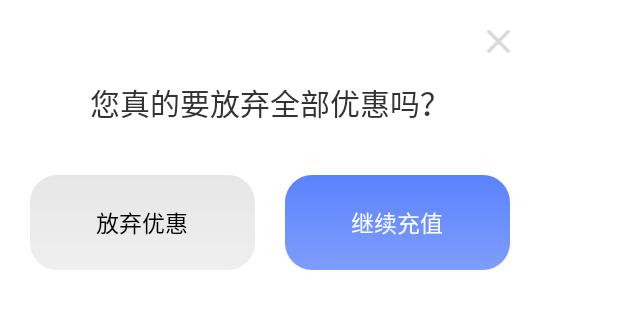
After one commit to yy042/Application1, an Android app: the layout layout_exit_popup.xml on its own in the app's theme, with its tools: preview values and no code run, on a phone screen of 412 x 824 dp. The commit adds this screen. Shown: the top 309 px of the screen. Run offline under Robolectric (Android 15) with nearby library versions, the phone set to English and light mode, and no system bars.

Commit message:
Click the return button on the toolbar, a dialog will pop up. The clickable area of this button has also been enlarged.

```diff
--- a/app/src/main/java/cn/edu/fzu/application1/MainActivity.kt
+++ b/app/src/main/java/cn/edu/fzu/application1/MainActivity.kt
@@ -1,6 +1,7 @@
 package cn.edu.fzu.application1
 
 import android.app.Activity
+import android.app.Dialog
 import android.content.Intent
 import android.os.Bundle
 import android.text.Editable
@@ -24,6 +25,7 @@ import androidx.recyclerview.widget.LinearLayoutManager
 import cn.edu.fzu.application1.adapter.*
 import cn.edu.fzu.application1.databinding.ActivityMainBinding
 import cn.edu.fzu.application1.entity.*
+import cn.edu.fzu.application1.util.ImmersiveToolbar
 import cn.edu.fzu.application1.util.MarqueeLayout
 import cn.edu.fzu.application1.util.Util.dpToPx
 import cn.edu.fzu.application1.util.Util.setStatusBarTextColor
@@ -62,6 +64,18 @@ class MainActivity : AppCompatActivity() {
         //设置标题栏
         binding.mainToolbar.setHorizontalPadding(12.dpToPx(this))
         binding.mainToolbar.setBarColor(R.color.bg_main,true)
+        binding.mainToolbar.setTitleText("")
+        binding.mainToolbar.setOnBackClickListener(object:ImmersiveToolbar.OnBackClickListener{
+            override fun onBackClick() {
+                // 创建一个Dialog对象
+                val dialog = Dialog(this@MainActivity)
+                // 调用setContentView方法，传入弹窗样式XML文件的id
+                dialog.setContentView(R.layout.layout_exit_popup)
+                // 调用show方法来显示弹窗
+                dialog.show()
+            }
+
+        })
 
         //设置RvServices
         rvServiceAdapter= RvServicesAdapter(R.layout.item_service,mutableListOf())
--- a/app/src/main/java/cn/edu/fzu/application1/util/ImmersiveToolbar.kt
+++ b/app/src/main/java/cn/edu/fzu/application1/util/ImmersiveToolbar.kt
@@ -4,13 +4,17 @@ package cn.edu.fzu.application1.util
 import android.annotation.SuppressLint
 import android.app.Activity
 import android.content.Context
+import android.graphics.Rect
 import android.util.AttributeSet
 import android.view.LayoutInflater
+import android.view.TouchDelegate
+import android.view.View
 import android.view.ViewGroup
 import androidx.appcompat.widget.Toolbar
 import cn.edu.fzu.application1.R
 import cn.edu.fzu.application1.databinding.IconTextviewBinding
 import cn.edu.fzu.application1.databinding.ImmersiveToolbarBinding
+import cn.edu.fzu.application1.util.Util.dpToPx
 import com.gyf.immersionbar.ImmersionBar
 
 // 定义一个自定义标题栏View类，继承自Toolbar
@@ -58,6 +62,26 @@ class ImmersiveToolbar @JvmOverloads constructor(
         // 设置返回按钮的点击事件监听器，调用接口中的方法
         binding.ivBack?.setOnClickListener {
             onBackClickListener?.onBackClick()
+            // 获取返回按钮的父视图
+            val parent = binding.ivBack.parent as View
+            // 在父视图布局完成后执行
+            parent.post {
+                //扩大返回按钮的点击区域
+                // 创建一个矩形对象，用来存储返回按钮的边界
+                val rect = Rect()
+                // 获取返回按钮的边界，并赋值给矩形对象
+                binding.ivBack.getHitRect(rect)
+                val enlarge=30.dpToPx(context)
+                // 扩大矩形对象的边界，分别增加20dp
+                rect.top -= enlarge
+                rect.left -= enlarge
+                rect.bottom += enlarge
+                rect.right += enlarge
+                // 创建一个TouchDelegate对象，传入矩形对象和返回按钮对象
+                val touchDelegate = TouchDelegate(rect, binding.ivBack)
+                // 把TouchDelegate对象设置给父视图
+                parent.touchDelegate = touchDelegate
+            }
         }
 
         // 使用ImmersionBar库处理沉浸式，设置状态栏和标题栏颜色一致，以及其他参数
--- a/app/src/main/res/layout/immersive_toolbar.xml
+++ b/app/src/main/res/layout/immersive_toolbar.xml
@@ -9,8 +9,10 @@
     <ImageView
         android:id="@+id/ivBack"
         android:layout_width="9dp"
-        android:layout_height="15dp"
+        android:layout_height="0dp"
         android:src="@drawable/ic_return"
+        android:scaleType="centerCrop"
+        app:layout_constraintDimensionRatio="3:5"
         app:layout_constraintBottom_toBottomOf="parent"
         app:layout_constraintStart_toStartOf="parent"
         app:layout_constraintTop_toTopOf="parent" />
--- /dev/null
+++ b/app/src/main/res/layout/layout_exit_popup.xml
@@ -0,0 +1,63 @@
+<?xml version="1.0" encoding="utf-8"?>
+<androidx.constraintlayout.widget.ConstraintLayout
+    xmlns:android="http://schemas.android.com/apk/res/android"
+    xmlns:app="http://schemas.android.com/apk/res-auto"
+    xmlns:tools="http://schemas.android.com/tools"
+    android:layout_width="360dp"
+    android:layout_height="200dp"
+    android:padding="20dp"
+    android:background="@drawable/bg_card_white">
+
+    <ImageView
+        android:layout_width="15dp"
+        android:layout_height="15dp"
+        android:src="@drawable/ic_close"
+        app:layout_constraintEnd_toEndOf="parent"
+        app:layout_constraintTop_toTopOf="parent" />
+
+    <TextView
+        android:id="@+id/textView"
+        android:layout_width="wrap_content"
+        android:layout_height="wrap_content"
+        android:text="您真的要放弃全部优惠吗？"
+        android:textColor="#333333"
+        android:textSize="20sp"
+        app:layout_constraintBottom_toTopOf="@+id/textView2"
+        app:layout_constraintEnd_toEndOf="parent"
+        app:layout_constraintStart_toStartOf="parent"
+        app:layout_constraintTop_toTopOf="parent" />
+
+    <TextView
+        android:id="@+id/textView2"
+        android:layout_width="0dp"
+        android:layout_height="wrap_content"
+        android:background="@drawable/bg_btn_grey"
+        android:padding="20dp"
+        android:text="放弃优惠"
+        android:textColor="@color/black"
+        android:textSize="15sp"
+        android:gravity="center"
+        android:layout_marginTop="15dp"
+        app:layout_constraintBottom_toBottomOf="parent"
+        app:layout_constraintEnd_toStartOf="@id/textView3"
+        app:layout_constraintStart_toStartOf="parent"
+        app:layout_constraintVertical_chainStyle="packed" />
+
+    <TextView
+        android:id="@+id/textView3"
+        android:layout_width="0dp"
+        android:layout_height="wrap_content"
+        android:background="@drawable/bg_btn_blue"
+        android:padding="20dp"
+        android:text="继续充值"
+        android:textColor="@color/white"
+        android:textSize="15sp"
+        android:gravity="center"
+        android:layout_marginTop="15dp"
+        android:layout_marginLeft="20dp"
+        app:layout_constraintBottom_toBottomOf="parent"
+        app:layout_constraintEnd_toEndOf="parent"
+        app:layout_constraintStart_toEndOf="@+id/textView2"
+        />
+
+</androidx.constraintlayout.widget.ConstraintLayout>
```
